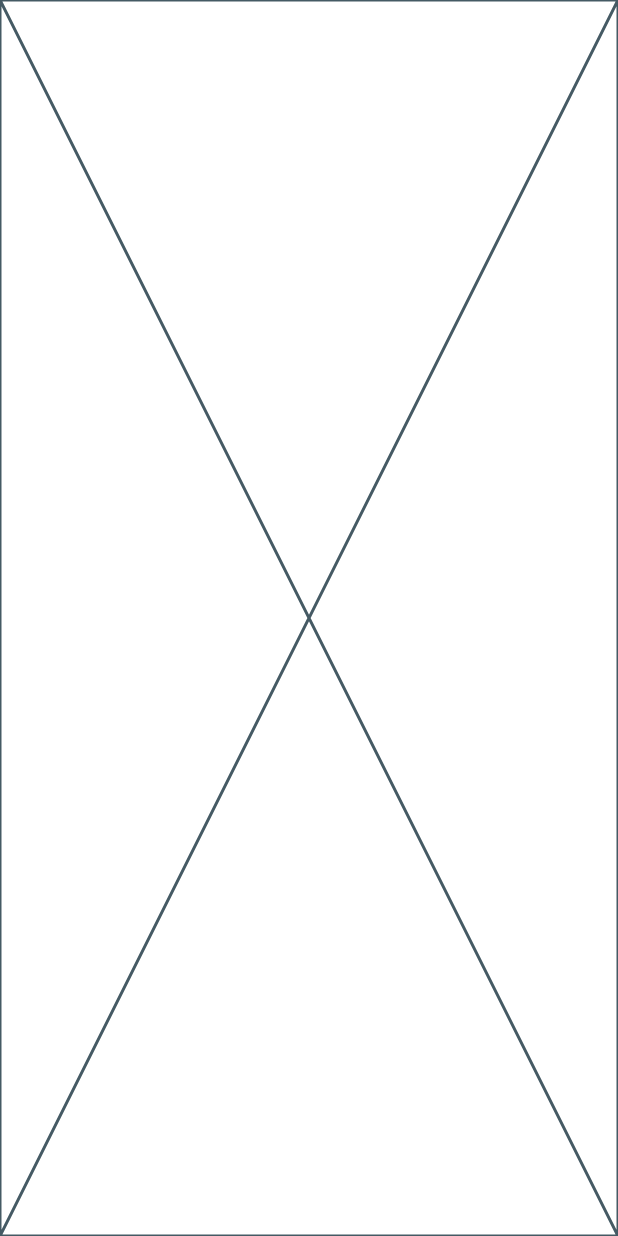
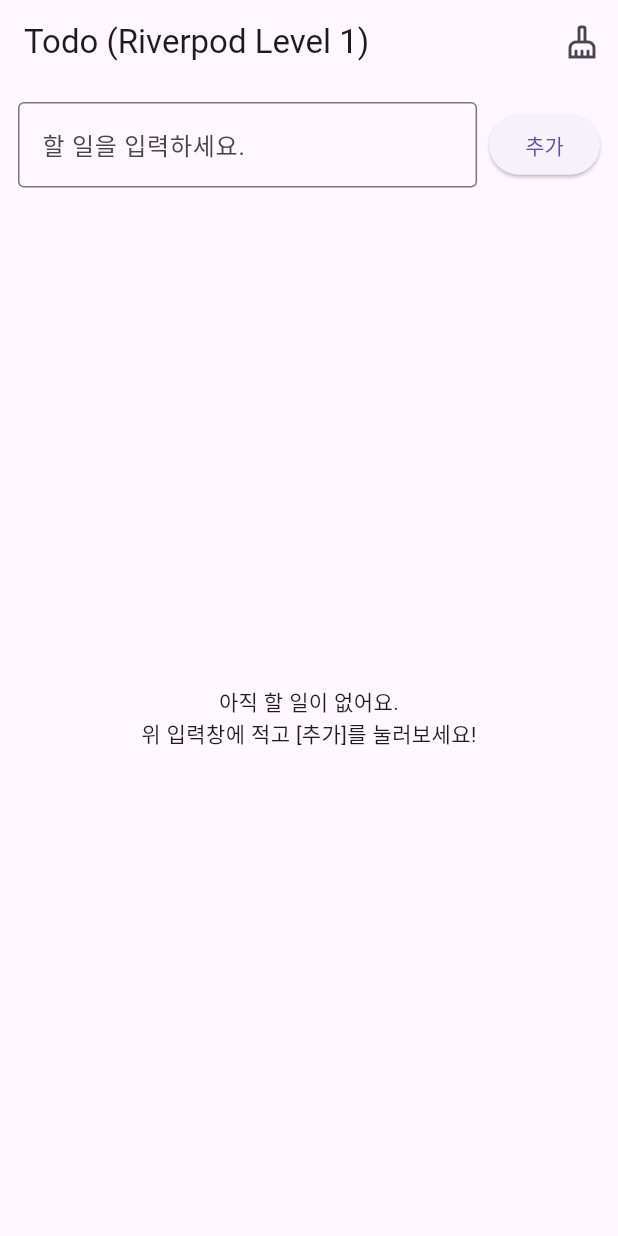
Before and after one commit to wonjune2/todo, a Flutter app: the screen it shows after launch, on a phone screen of 412 x 824 dp. Run offline on Flutter 3.47's test engine with Material 3 defaults, Android fonts, the phone set to English and light mode, and no system bars; our stand-ins replace flutter_riverpod; missing offline and left inert: dart:ffi.

Commit message:
todoList

```diff
--- a/lib/application/todo_list.dart
+++ b/lib/application/todo_list.dart
@@ -0,0 +1,36 @@
+import 'dart:math';
+
+import 'package:flutter_riverpod/flutter_riverpod.dart';
+import 'package:todo/domain/todo.dart';
+
+final todoListProvider = NotifierProvider<TodoList, List<Todo>>(TodoList.new);
+
+class TodoList extends Notifier<List<Todo>> {
+  @override
+  List<Todo> build() {
+    return const <Todo>[];
+  }
+
+  void add(String title) {
+    final t = title.trim();
+    if (t.isEmpty) return;
+    final id =
+        '${DateTime.now().microsecondsSinceEpoch}-${Random().nextInt(1000)}';
+    state = [...state, Todo(id: id, title: t)];
+  }
+
+  void toggle(String id) {
+    state = [
+      for (final todo in state)
+        if (todo.id == id) todo.copyWith(done: !todo.done) else todo,
+    ];
+  }
+
+  void remove(String id) {
+    state = state.where((e) => e.id != id).toList();
+  }
+
+  void cleanDone() {
+    state = state.where((e) => !e.done).toList();
+  }
+}
--- a/lib/main.dart
+++ b/lib/main.dart
@@ -1,8 +1,9 @@
 import 'package:flutter/material.dart';
 import 'package:flutter_riverpod/flutter_riverpod.dart';
+import 'package:todo/presentation/todo_page.dart';
 
 void main() {
-  runApp(const ProviderScope(child: Placeholder()));
+  runApp(const ProviderScope(child: MyApp()));
 }
 
 class MyApp extends StatelessWidget {
@@ -12,7 +13,7 @@ class MyApp extends StatelessWidget {
   Widget build(BuildContext context) {
     return const MaterialApp(
       debugShowCheckedModeBanner: false,
-      home: Placeholder(),
+      home: TodoPage(),
     );
   }
 }
--- /dev/null
+++ b/lib/presentation/todo_page.dart
@@ -0,0 +1,113 @@
+import 'dart:async';
+import 'dart:ffi';
+
+import 'package:flutter/material.dart';
+import 'package:flutter_riverpod/flutter_riverpod.dart';
+import 'package:todo/application/todo_list.dart';
+import 'package:todo/domain/todo.dart';
+
+class TodoPage extends ConsumerStatefulWidget {
+  const TodoPage({super.key});
+
+  @override
+  ConsumerState<TodoPage> createState() => _TodoPageState();
+}
+
+class _TodoPageState extends ConsumerState<TodoPage> {
+  final _controller = TextEditingController();
+
+  @override
+  void dispose() {
+    _controller.dispose();
+    super.dispose();
+  }
+
+  void _add() {
+    ref.read(todoListProvider.notifier).add(_controller.text);
+    _controller.clear();
+  }
+
+  @override
+  Widget build(BuildContext context) {
+    final todos = ref.watch(todoListProvider);
+    return Scaffold(
+      appBar: AppBar(
+        title: const Text('Todo (Riverpod Level 1)'),
+        actions: [
+          IconButton(
+            onPressed: () => ref.read(todoListProvider.notifier).cleanDone(),
+            icon: const Icon(Icons.cleaning_services_outlined),
+          ),
+        ],
+      ),
+      body: Column(
+        children: [
+          Padding(
+            padding: const EdgeInsets.fromLTRB(12, 12, 12, 8),
+            child: Row(
+              children: [
+                Expanded(
+                  child: TextField(
+                    controller: _controller,
+                    decoration: const InputDecoration(
+                      hintText: "할 일을 입력하세요.",
+                      border: OutlineInputBorder(),
+                    ),
+                    onSubmitted: (_) => _add(),
+                  ),
+                ),
+                const SizedBox(width: 8),
+                ElevatedButton(onPressed: _add, child: const Text('추가')),
+              ],
+            ),
+          ),
+          Expanded(
+            child: todos.isEmpty
+                ? const _EmptyView()
+                : ListView.separated(
+                    itemBuilder: (_, i) {
+                      final Todo t = todos[i];
+                      return ListTile(
+                        leading: Checkbox(
+                          value: t.done,
+                          onChanged: (_) =>
+                              ref.read(todoListProvider.notifier).toggle(t.id),
+                        ),
+                        title: Text(
+                          t.title,
+                          style: TextStyle(
+                            decoration: t.done
+                                ? TextDecoration.lineThrough
+                                : null,
+                          ),
+                        ),
+                        trailing: IconButton(
+                          onPressed: () =>
+                              ref.read(todoListProvider.notifier).remove(t.id),
+                          icon: const Icon(Icons.delete_outline),
+                        ),
+                      );
+                    },
+                    separatorBuilder: (_, __) => const Divider(),
+                    itemCount: todos.length,
+                  ),
+          ),
+        ],
+      ),
+    );
+  }
+}
+
+class _EmptyView extends StatelessWidget {
+  const _EmptyView();
+
+  @override
+  Widget build(BuildContext context) {
+    return const Center(
+      child: Text(
+        '아직 할 일이 없어요.\n위 입력창에 적고 [추가]를 눌러보세요!',
+        textAlign: TextAlign.center,
+      ),
+    );
+  }
+}
```
